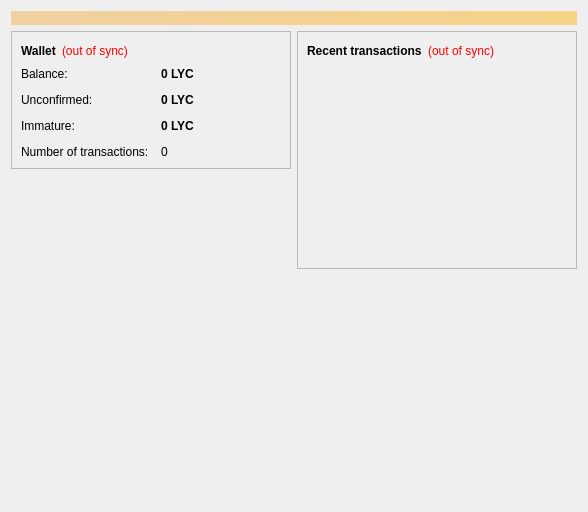
This is src/qt/forms/overviewpage.ui in lycancoin/lycancoin-release as Qt 5 draws it before an edit. The edited form follows.
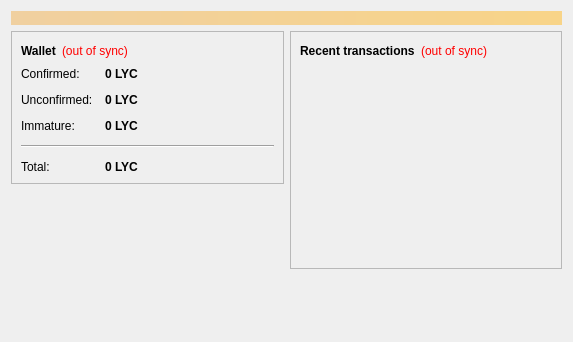
This is the edited form. Icons and pictures are not drawn.

```diff
--- a/src/qt/forms/overviewpage.ui
+++ b/src/qt/forms/overviewpage.ui
@@ -6,8 +6,8 @@
    <rect>
     <x>0</x>
     <y>0</y>
-    <width>588</width>
-    <height>512</height>
+    <width>573</width>
+    <height>342</height>
    </rect>
   </property>
   <property name="windowTitle">
@@ -103,7 +103,7 @@
             <item row="0" column="0">
              <widget class="QLabel" name="label">
               <property name="text">
-               <string>Balance:</string>
+               <string>Confirmed:</string>
               </property>
              </widget>
             </item>
@@ -119,7 +119,7 @@
                <cursorShape>IBeamCursor</cursorShape>
               </property>
               <property name="toolTip">
-               <string>Your current balance</string>
+               <string>Your current spendable balance</string>
               </property>
               <property name="text">
                <string notr="true">0 LYC</string>
@@ -148,7 +148,7 @@
                <cursorShape>IBeamCursor</cursorShape>
               </property>
               <property name="toolTip">
-               <string>Total of transactions that have yet to be confirmed, and do not yet count toward the current balance</string>
+               <string>Total of transactions that have yet to be confirmed, and do not yet count toward the spendable balance</string>
               </property>
               <property name="text">
                <string notr="true">0 LYC</string>
@@ -158,14 +158,14 @@
               </property>
              </widget>
             </item>
-            <item row="3" column="0">
+            <item row="2" column="0">
              <widget class="QLabel" name="labelImmatureText">
               <property name="text">
                <string>Immature:</string>
               </property>
              </widget>
             </item>
-            <item row="3" column="1">
+            <item row="2" column="1">
              <widget class="QLabel" name="labelImmature">
               <property name="font">
                <font>
@@ -185,19 +185,38 @@
              </widget>
             </item>
             <item row="4" column="0">
-             <widget class="QLabel" name="label_2">
+             <widget class="QLabel" name="labelTotalText">
               <property name="text">
-               <string>Number of transactions:</string>
+               <string>Total:</string>
               </property>
              </widget>
             </item>
             <item row="4" column="1">
-             <widget class="QLabel" name="labelNumTransactions">
+             <widget class="QLabel" name="labelTotal">
+              <property name="font">
+               <font>
+                <weight>75</weight>
+                <bold>true</bold>
+               </font>
+              </property>
+              <property name="cursor">
+               <cursorShape>IBeamCursor</cursorShape>
+              </property>
               <property name="toolTip">
-               <string>Total number of transactions in wallet</string>
+               <string>Your current total balance</string>
               </property>
               <property name="text">
-               <string notr="true">0</string>
+               <string notr="true">0 LYC</string>
+              </property>
+              <property name="textInteractionFlags">
+               <set>Qt::LinksAccessibleByMouse|Qt::TextSelectableByKeyboard|Qt::TextSelectableByMouse</set>
+              </property>
+             </widget>
+            </item>
+            <item row="3" column="0" colspan="2">
+             <widget class="Line" name="line">
+              <property name="orientation">
+               <enum>Qt::Horizontal</enum>
               </property>
              </widget>
             </item>
```
